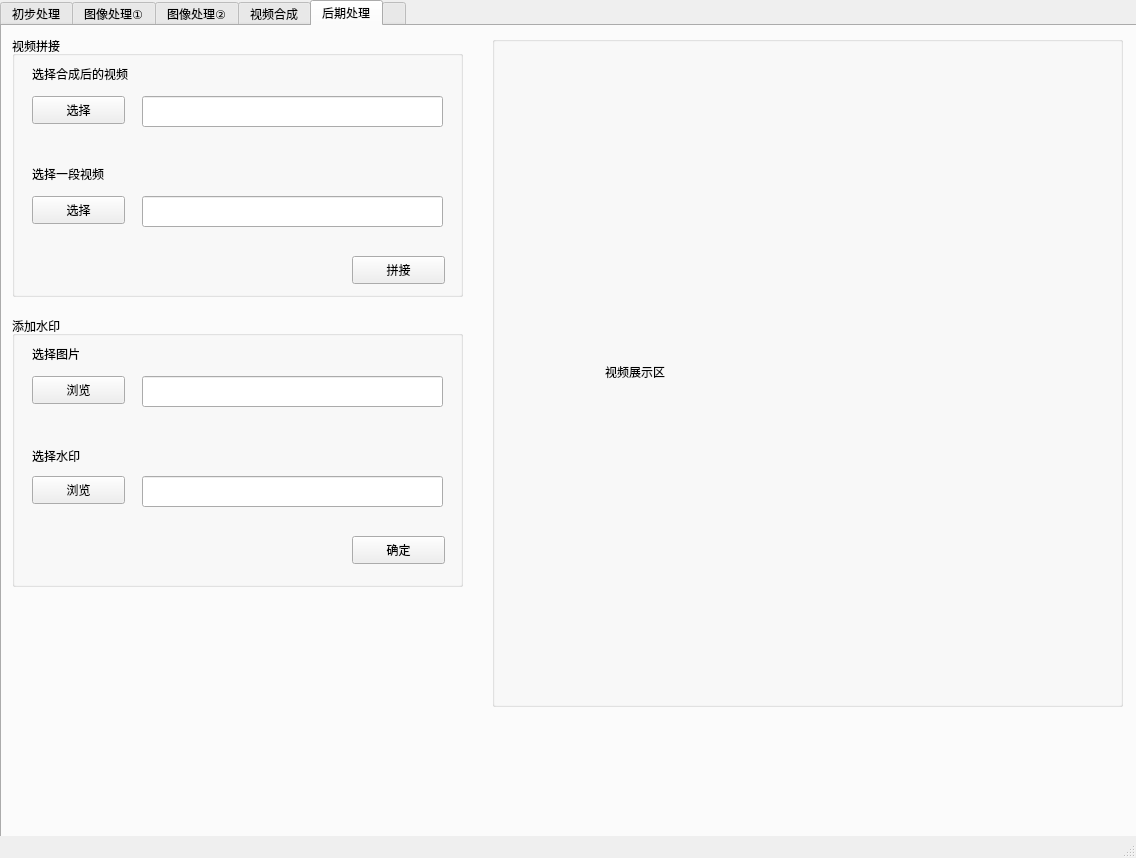
This is MainUI.ui in HXChow/project as Qt 5 draws it before an edit. The edited form follows.
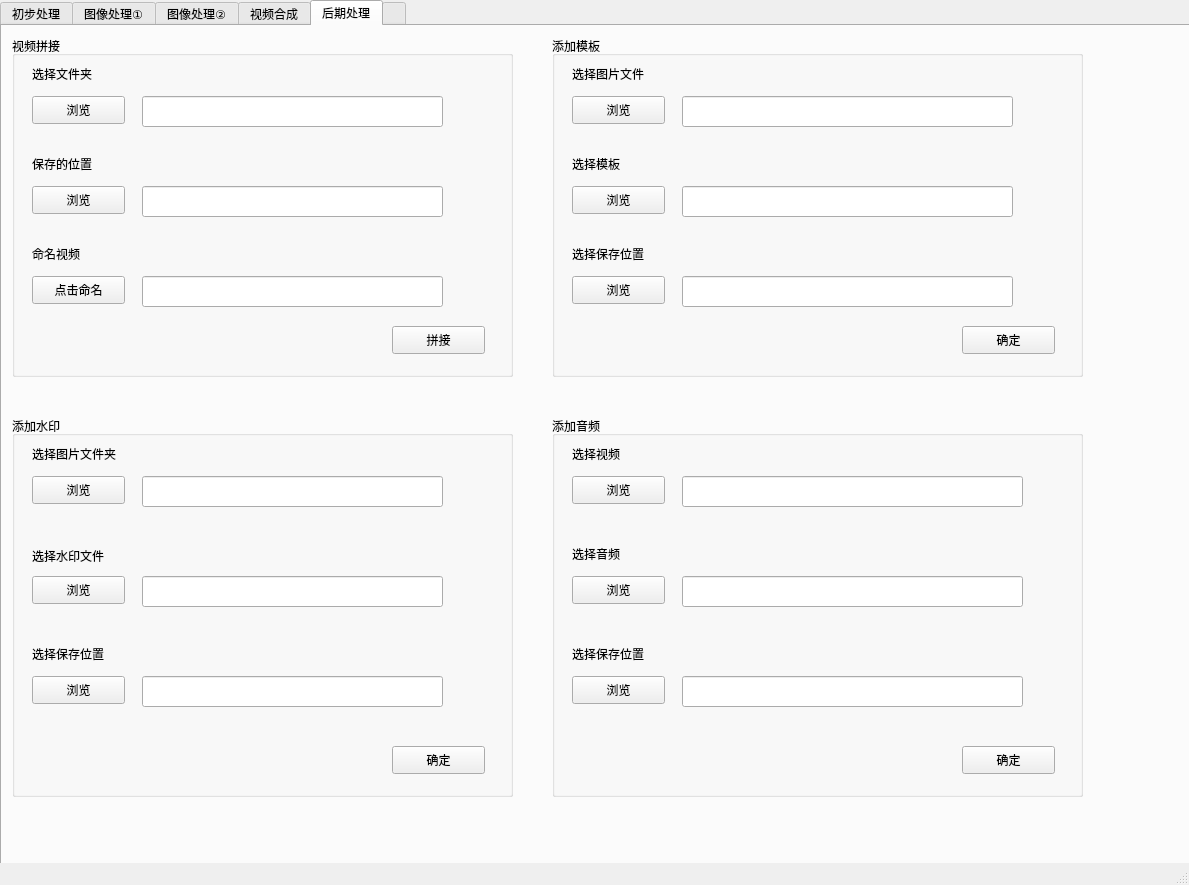
This is the edited form. The open tabs and pages were chosen to show the change. Custom widgets are drawn as their Qt base class.

What changed in the file:
```diff
--- a/MainUI.ui
+++ b/MainUI.ui
@@ -6,8 +6,8 @@
    <rect>
     <x>0</x>
     <y>0</y>
-    <width>1136</width>
-    <height>858</height>
+    <width>1189</width>
+    <height>885</height>
    </rect>
   </property>
   <property name="windowTitle">
@@ -19,8 +19,8 @@
      <rect>
       <x>0</x>
       <y>0</y>
-      <width>1141</width>
-      <height>861</height>
+      <width>1221</width>
+      <height>901</height>
      </rect>
     </property>
     <property name="focusPolicy">
@@ -1497,39 +1497,13 @@
      <attribute name="title">
       <string>后期处理</string>
      </attribute>
-     <widget class="QGroupBox" name="groupBox_3">
-      <property name="geometry">
-       <rect>
-        <x>490</x>
-        <y>10</y>
-        <width>631</width>
-        <height>671</height>
-       </rect>
-      </property>
-      <property name="title">
-       <string/>
-      </property>
-      <widget class="QLabel" name="label_27">
-       <property name="geometry">
-        <rect>
-         <x>0</x>
-         <y>0</y>
-         <width>631</width>
-         <height>671</height>
-        </rect>
-       </property>
-       <property name="text">
-        <string>                                  视频展示区</string>
-       </property>
-      </widget>
-     </widget>
      <widget class="QGroupBox" name="groupBox_13">
       <property name="geometry">
        <rect>
         <x>10</x>
         <y>10</y>
-        <width>451</width>
-        <height>261</height>
+        <width>501</width>
+        <height>341</height>
        </rect>
       </property>
       <property name="title">
@@ -1545,7 +1519,7 @@
         </rect>
        </property>
        <property name="text">
-        <string>选择合成后的视频</string>
+        <string>选择文件夹</string>
        </property>
       </widget>
       <widget class="QPushButton" name="SelectVideo">
@@ -1558,7 +1532,7 @@
         </rect>
        </property>
        <property name="text">
-        <string>选择</string>
+        <string>浏览</string>
        </property>
       </widget>
       <widget class="QLineEdit" name="lineEdit_22">
@@ -1581,33 +1555,33 @@
        <property name="geometry">
         <rect>
          <x>20</x>
-         <y>130</y>
+         <y>120</y>
          <width>101</width>
          <height>16</height>
         </rect>
        </property>
        <property name="text">
-        <string>选择一段视频</string>
+        <string>保存的位置</string>
        </property>
       </widget>
       <widget class="QPushButton" name="SelectVideo_2">
        <property name="geometry">
         <rect>
          <x>20</x>
-         <y>160</y>
+         <y>150</y>
          <width>93</width>
          <height>28</height>
         </rect>
        </property>
        <property name="text">
-        <string>选择</string>
+        <string>浏览</string>
        </property>
       </widget>
       <widget class="QLineEdit" name="lineEdit_21">
        <property name="geometry">
         <rect>
          <x>130</x>
-         <y>160</y>
+         <y>150</y>
          <width>301</width>
          <height>31</height>
         </rect>
@@ -1622,8 +1596,8 @@
       <widget class="QPushButton" name="CombineBtn">
        <property name="geometry">
         <rect>
-         <x>340</x>
-         <y>220</y>
+         <x>380</x>
+         <y>290</y>
          <width>93</width>
          <height>28</height>
         </rect>
@@ -1632,14 +1606,56 @@
         <string>拼接</string>
        </property>
       </widget>
+      <widget class="QLabel" name="label_39">
+       <property name="geometry">
+        <rect>
+         <x>20</x>
+         <y>210</y>
+         <width>72</width>
+         <height>15</height>
+        </rect>
+       </property>
+       <property name="text">
+        <string>命名视频</string>
+       </property>
+      </widget>
+      <widget class="QPushButton" name="NameBtn_3">
+       <property name="geometry">
+        <rect>
+         <x>20</x>
+         <y>240</y>
+         <width>93</width>
+         <height>28</height>
+        </rect>
+       </property>
+       <property name="text">
+        <string>点击命名</string>
+       </property>
+      </widget>
+      <widget class="QLineEdit" name="lineEdit_33">
+       <property name="geometry">
+        <rect>
+         <x>130</x>
+         <y>240</y>
+         <width>301</width>
+         <height>31</height>
+        </rect>
+       </property>
+       <property name="cursor">
+        <cursorShape>ArrowCursor</cursorShape>
+       </property>
+       <property name="focusPolicy">
+        <enum>Qt::NoFocus</enum>
+       </property>
+      </widget>
      </widget>
      <widget class="QGroupBox" name="groupBox_14">
       <property name="geometry">
        <rect>
         <x>10</x>
-        <y>290</y>
-        <width>451</width>
-        <height>271</height>
+        <y>390</y>
+        <width>501</width>
+        <height>381</height>
        </rect>
       </property>
       <property name="title">
@@ -1650,12 +1666,12 @@
         <rect>
          <x>20</x>
          <y>30</y>
-         <width>72</width>
-         <height>15</height>
+         <width>91</width>
+         <height>16</height>
         </rect>
        </property>
        <property name="text">
-        <string>选择图片</string>
+        <string>选择图片文件夹</string>
        </property>
       </widget>
       <widget class="QPushButton" name="SelectPhoto_5">
@@ -1692,12 +1708,12 @@
         <rect>
          <x>20</x>
          <y>130</y>
-         <width>72</width>
+         <width>91</width>
          <height>20</height>
         </rect>
        </property>
        <property name="text">
-        <string>选择水印</string>
+        <string>选择水印文件</string>
        </property>
       </widget>
       <widget class="QPushButton" name="SelectLogo">
@@ -1732,14 +1748,348 @@
       <widget class="QPushButton" name="ConfirmBtn_6">
        <property name="geometry">
         <rect>
-         <x>340</x>
-         <y>220</y>
+         <x>380</x>
+         <y>330</y>
          <width>93</width>
          <height>28</height>
         </rect>
        </property>
        <property name="text">
         <string>确定</string>
+       </property>
+      </widget>
+      <widget class="QLabel" name="label_36">
+       <property name="geometry">
+        <rect>
+         <x>20</x>
+         <y>230</y>
+         <width>91</width>
+         <height>16</height>
+        </rect>
+       </property>
+       <property name="text">
+        <string>选择保存位置</string>
+       </property>
+      </widget>
+      <widget class="QPushButton" name="SelectSaveAdressBtn_7">
+       <property name="geometry">
+        <rect>
+         <x>20</x>
+         <y>260</y>
+         <width>93</width>
+         <height>28</height>
+        </rect>
+       </property>
+       <property name="text">
+        <string>浏览</string>
+       </property>
+      </widget>
+      <widget class="QLineEdit" name="lineEdit_30">
+       <property name="geometry">
+        <rect>
+         <x>130</x>
+         <y>260</y>
+         <width>301</width>
+         <height>31</height>
+        </rect>
+       </property>
+       <property name="cursor">
+        <cursorShape>ArrowCursor</cursorShape>
+       </property>
+       <property name="focusPolicy">
+        <enum>Qt::NoFocus</enum>
+       </property>
+      </widget>
+     </widget>
+     <widget class="QGroupBox" name="groupBox_3">
+      <property name="geometry">
+       <rect>
+        <x>550</x>
+        <y>10</y>
+        <width>531</width>
+        <height>341</height>
+       </rect>
+      </property>
+      <property name="title">
+       <string>添加模板</string>
+      </property>
+      <widget class="QLabel" name="label_27">
+       <property name="geometry">
+        <rect>
+         <x>20</x>
+         <y>30</y>
+         <width>91</width>
+         <height>16</height>
+        </rect>
+       </property>
+       <property name="text">
+        <string>选择图片文件</string>
+       </property>
+      </widget>
+      <widget class="QPushButton" name="SelectFileBtn_8">
+       <property name="geometry">
+        <rect>
+         <x>20</x>
+         <y>60</y>
+         <width>93</width>
+         <height>28</height>
+        </rect>
+       </property>
+       <property name="text">
+        <string>浏览</string>
+       </property>
+      </widget>
+      <widget class="QLineEdit" name="lineEdit_29">
+       <property name="geometry">
+        <rect>
+         <x>130</x>
+         <y>60</y>
+         <width>331</width>
+         <height>31</height>
+        </rect>
+       </property>
+       <property name="cursor">
+        <cursorShape>ArrowCursor</cursorShape>
+       </property>
+       <property name="focusPolicy">
+        <enum>Qt::NoFocus</enum>
+       </property>
+      </widget>
+      <widget class="QLabel" name="label_35">
+       <property name="geometry">
+        <rect>
+         <x>20</x>
+         <y>120</y>
+         <width>72</width>
+         <height>15</height>
+        </rect>
+       </property>
+       <property name="text">
+        <string>选择模板</string>
+       </property>
+      </widget>
+      <widget class="QPushButton" name="SelectTemp">
+       <property name="geometry">
+        <rect>
+         <x>20</x>
+         <y>150</y>
+         <width>93</width>
+         <height>28</height>
+        </rect>
+       </property>
+       <property name="text">
+        <string>浏览</string>
+       </property>
+      </widget>
+      <widget class="QLineEdit" name="lineEdit_31">
+       <property name="geometry">
+        <rect>
+         <x>130</x>
+         <y>150</y>
+         <width>331</width>
+         <height>31</height>
+        </rect>
+       </property>
+       <property name="cursor">
+        <cursorShape>ArrowCursor</cursorShape>
+       </property>
+       <property name="focusPolicy">
+        <enum>Qt::NoFocus</enum>
+       </property>
+      </widget>
+      <widget class="QLabel" name="label_37">
+       <property name="geometry">
+        <rect>
+         <x>20</x>
+         <y>210</y>
+         <width>91</width>
+         <height>16</height>
+        </rect>
+       </property>
+       <property name="text">
+        <string>选择保存位置</string>
+       </property>
+      </widget>
+      <widget class="QPushButton" name="SelectSaveAdressBtn_8">
+       <property name="geometry">
+        <rect>
+         <x>20</x>
+         <y>240</y>
+         <width>93</width>
+         <height>28</height>
+        </rect>
+       </property>
+       <property name="text">
+        <string>浏览</string>
+       </property>
+      </widget>
+      <widget class="QLineEdit" name="lineEdit_32">
+       <property name="geometry">
+        <rect>
+         <x>130</x>
+         <y>240</y>
+         <width>331</width>
+         <height>31</height>
+        </rect>
+       </property>
+       <property name="cursor">
+        <cursorShape>ArrowCursor</cursorShape>
+       </property>
+       <property name="focusPolicy">
+        <enum>Qt::NoFocus</enum>
+       </property>
+      </widget>
+      <widget class="QPushButton" name="ConfirmBtn_11">
+       <property name="geometry">
+        <rect>
+         <x>410</x>
+         <y>290</y>
+         <width>93</width>
+         <height>28</height>
+        </rect>
+       </property>
+       <property name="text">
+        <string>确定</string>
+       </property>
+      </widget>
+     </widget>
+     <widget class="QGroupBox" name="groupBox_15">
+      <property name="geometry">
+       <rect>
+        <x>550</x>
+        <y>390</y>
+        <width>531</width>
+        <height>381</height>
+       </rect>
+      </property>
+      <property name="title">
+       <string>添加音频</string>
+      </property>
+      <widget class="QLabel" name="label_40">
+       <property name="geometry">
+        <rect>
+         <x>20</x>
+         <y>30</y>
+         <width>91</width>
+         <height>16</height>
+        </rect>
+       </property>
+       <property name="text">
+        <string>选择视频</string>
+       </property>
+      </widget>
+      <widget class="QPushButton" name="SelectFileBtn_9">
+       <property name="geometry">
+        <rect>
+         <x>20</x>
+         <y>60</y>
+         <width>93</width>
+         <height>28</height>
+        </rect>
+       </property>
+       <property name="text">
+        <string>浏览</string>
+       </property>
+      </widget>
+      <widget class="QLineEdit" name="lineEdit_34">
+       <property name="geometry">
+        <rect>
+         <x>130</x>
+         <y>60</y>
+         <width>341</width>
+         <height>31</height>
+        </rect>
+       </property>
+       <property name="cursor">
+        <cursorShape>ArrowCursor</cursorShape>
+       </property>
+       <property name="focusPolicy">
+        <enum>Qt::NoFocus</enum>
+       </property>
+      </widget>
+      <widget class="QPushButton" name="ConfirmBtn_12">
+       <property name="geometry">
+        <rect>
+         <x>410</x>
+         <y>330</y>
+         <width>93</width>
+         <height>28</height>
+        </rect>
+       </property>
+       <property name="text">
+        <string>确定</string>
+       </property>
+      </widget>
+      <widget class="QLabel" name="label_41">
+       <property name="geometry">
+        <rect>
+         <x>20</x>
+         <y>130</y>
+         <width>72</width>
+         <height>15</height>
+        </rect>
+       </property>
+       <property name="text">
+        <string>选择音频</string>
+       </property>
+      </widget>
+      <widget class="QPushButton" name="SelectFileBtn_10">
+       <property name="geometry">
+        <rect>
+         <x>20</x>
+         <y>160</y>
+         <width>93</width>
+         <height>28</height>
+        </rect>
+       </property>
+       <property name="text">
+        <string>浏览</string>
+       </property>
+      </widget>
+      <widget class="QLineEdit" name="lineEdit_35">
+       <property name="geometry">
+        <rect>
+         <x>130</x>
+         <y>160</y>
+         <width>341</width>
+         <height>31</height>
+        </rect>
+       </property>
+      </widget>
+      <widget class="QLabel" name="label_42">
+       <property name="geometry">
+        <rect>
+         <x>20</x>
+         <y>230</y>
+         <width>91</width>
+         <height>16</height>
+        </rect>
+       </property>
+       <property name="text">
+        <string>选择保存位置</string>
+       </property>
+      </widget>
+      <widget class="QPushButton" name="SelectSaveAdressBtn_9">
+       <property name="geometry">
+        <rect>
+         <x>20</x>
+         <y>260</y>
+         <width>93</width>
+         <height>28</height>
+        </rect>
+       </property>
+       <property name="text">
+        <string>浏览</string>
+       </property>
+      </widget>
+      <widget class="QLineEdit" name="lineEdit_36">
+       <property name="geometry">
+        <rect>
+         <x>130</x>
+         <y>260</y>
+         <width>341</width>
+         <height>31</height>
+        </rect>
        </property>
       </widget>
      </widget>
@@ -1753,6 +2103,14 @@
   </widget>
   <widget class="QStatusBar" name="statusbar"/>
  </widget>
+ <customwidgets>
+  <customwidget>
+   <class>myVideoWidget</class>
+   <extends>QWidget</extends>
+   <header>myVideoWidget.h</header>
+   <container>1</container>
+  </customwidget>
+ </customwidgets>
  <tabstops>
   <tabstop>spinBox</tabstop>
   <tabstop>lineEdit_4</tabstop>
```
Left out of the diff: 293 changed lines with no effect on the pictures.
